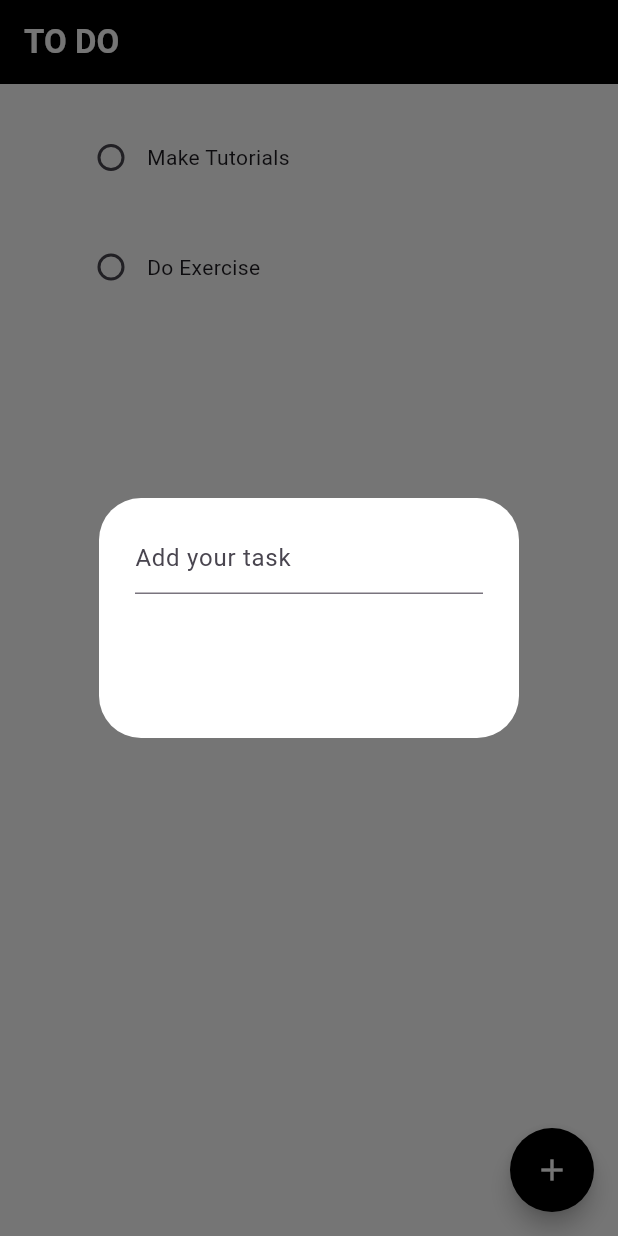
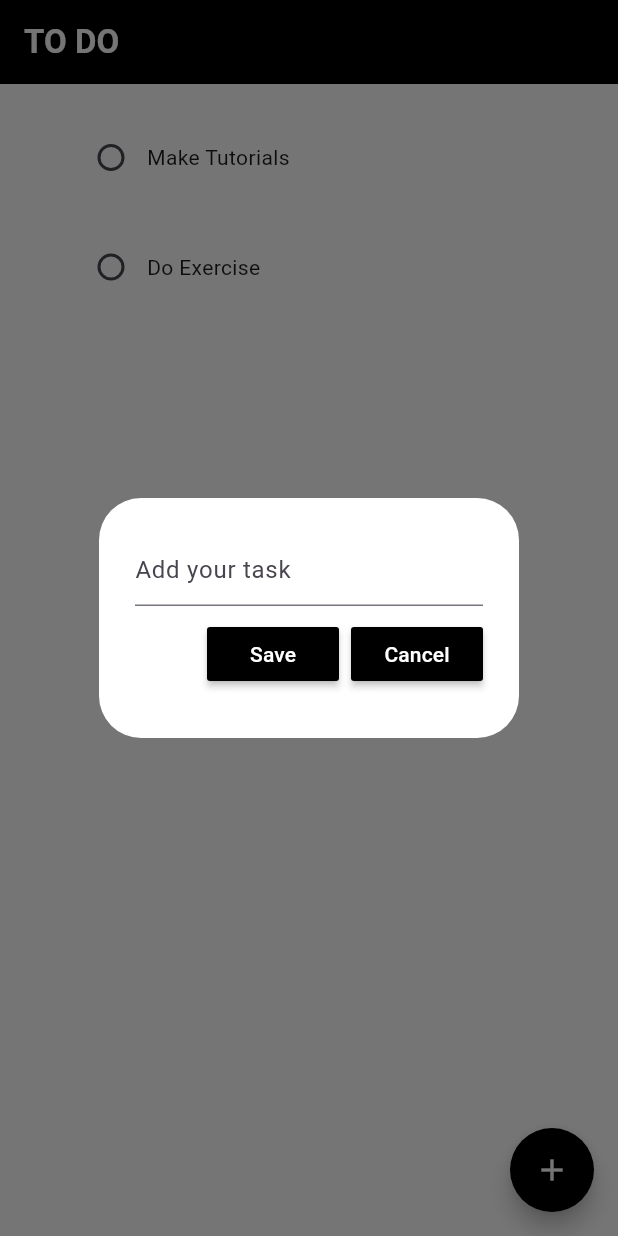
Before and after one commit to AryanTele/todo_app_flutter, a Flutter app: the screen it shows after launch, after a tap on the "add" icon, on a phone screen of 412 x 824 dp. Run offline on Flutter 3.47's test engine with Material 3 defaults, Android fonts, the phone set to English and light mode, and no system bars.

Commit message:
Added TextController to grab user input

```diff
--- a/lib/pages/home_page.dart
+++ b/lib/pages/home_page.dart
@@ -16,6 +16,9 @@ class _HomePageState extends State<HomePage> {
     ["Do Exercise", false],
   ];
 
+  // text controller
+  final _controller = TextEditingController();
+
   // changes checkbox state
   void checkBoxChanged(bool? value, int index) {
     setState(() {
@@ -28,7 +31,9 @@ class _HomePageState extends State<HomePage> {
     showDialog(
       context: context,
       builder: (context) {
-        return DialogBox();
+        return DialogBox(
+          controller: _controller,
+        );
       },
     );
   }
--- a/lib/utilities/dialog_box.dart
+++ b/lib/utilities/dialog_box.dart
@@ -1,9 +1,14 @@
 // ignore_for_file: sized_box_for_whitespace, prefer_const_literals_to_create_immutables, prefer_const_constructors
 
 import 'package:flutter/material.dart';
+import 'package:todo_app/utilities/my_button.dart';
 
 class DialogBox extends StatelessWidget {
-  const DialogBox({super.key});
+  final controller;
+  const DialogBox({
+    super.key,
+    required this.controller,
+  });
 
   @override
   Widget build(BuildContext context) {
@@ -12,19 +17,27 @@ class DialogBox extends StatelessWidget {
       content: Container(
         height: 120,
         child: Column(
+          mainAxisAlignment: MainAxisAlignment.spaceEvenly,
           children: [
             //get user input
             TextField(
+              controller: controller,
               decoration: InputDecoration(
                   border: UnderlineInputBorder(), hintText: "Add your task"),
             ),
 
             // save and cancel button
             Row(
+              mainAxisAlignment: MainAxisAlignment.end,
               children: [
                 // Save button
+                MyButton(text: "Save", onPressed: () {}),
 
+                const SizedBox(
+                  width: 8,
+                ),
                 //cancel button
+                MyButton(text: "Cancel", onPressed: () {})
               ],
             )
           ],
--- /dev/null
+++ b/lib/utilities/my_button.dart
@@ -0,0 +1,27 @@
+// ignore_for_file: prefer_const_constructors
+
+import 'package:flutter/material.dart';
+
+class MyButton extends StatelessWidget {
+  String text;
+  VoidCallback onPressed;
+  MyButton({
+    super.key,
+    required this.text,
+    required this.onPressed,
+  });
+
+  @override
+  Widget build(BuildContext context) {
+    return MaterialButton(
+      onPressed: onPressed,
+      color: Colors.black,
+      child: Text(
+        text,
+        style: TextStyle(
+          color: Colors.white,
+        ),
+      ),
+    );
+  }
+}
```
